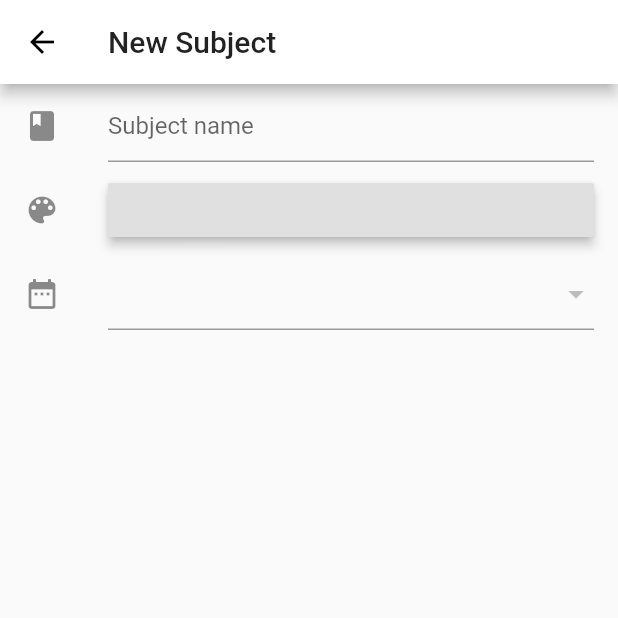
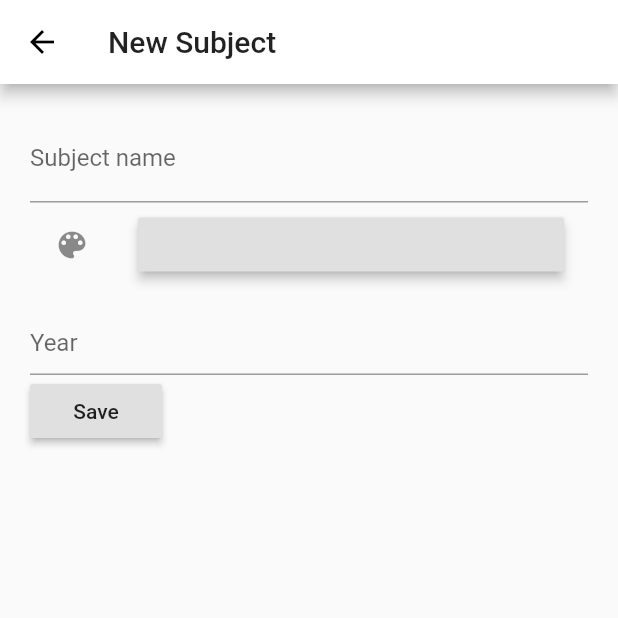
Before and after one commit to fico45/studo, a Flutter app: the ClassView screen opened directly, after a tap on the "add" icon, on a phone screen of 412 x 824 dp, the top half of it. Run offline on Flutter 3.47's test engine with Material 2 defaults, Android fonts, the phone set to English and light mode, and no system bars; our stand-ins replace flutter_colorpicker, sqflite; accounts and stored records are empty.

Commit message:
Form tweaking
NewTeacher form should (hopefully) work now, and user can navigate to the NewTeacher page.
Small bugfix in dbhelper (removed an unwanted error when trying to create a new database, in case none was created).

```diff
--- a/lib/model/teacherModel.dart
+++ b/lib/model/teacherModel.dart
@@ -2,12 +2,14 @@ class Teacher {
   int _id;
   String _name;
 
-  Teacher(this._name);
+  Teacher();
+
+
 
   int get id => _id;
   String get name => _name;
 
-  set type(String newName) {
+  set name(String newName) {
     _name = newName;
   }
 
--- a/lib/util/dbhelper.dart
+++ b/lib/util/dbhelper.dart
@@ -37,6 +37,7 @@ class DbHelper {
   }
 
   void _createDb(Database db, int newVersion) async {
+
     await db.execute(
         "CREATE TABLE Year(id INTEGER PRIMARY KEY, startDate DATETIME, endDate DATETIME)");
     await db.execute(
@@ -45,7 +46,7 @@ class DbHelper {
         "CREATE TABLE Subject (id INTEGER PRIMARY KEY, name TEXT, color TEXT, academicYearID INTEGER)");
     await db.execute("CREATE TABLE Teacher(id INTEGER PRIMARY KEY, name TEXT)");
     await db.execute(
-        "CREATE TABLE Class (id INTEGER PRIMARY KEY, subjectID INTEGER REFERENCES Subject(id), type TEXT, room TEXT, startTime TEXT, endTime TEXT, teacherID INTEGER REFERENCES Teacher(id)");
+        "CREATE TABLE Class (id INTEGER PRIMARY KEY, subjectID INTEGER REFERENCES Subject(id), type TEXT, room TEXT, startTime TEXT, endTime TEXT, teacherID INTEGER REFERENCES Teacher(id))");
     await db.execute(
         "CREATE TABLE Exam(SubjectID INTEGER PRIMARY KEY REFERENCES Subject(id), examTime DATETIME, location TEXT, duration INTEGER, description TEXT)");
     await db.execute(
@@ -176,6 +177,7 @@ class DbHelper {
   }
 
   Future<int> updateSubject(Subject subject) async {
+
     Database db = await this.db;
     var result = await db.update('Subject', subject.toMap(),
         where: "id = ?", whereArgs: [subject.id]);
--- a/lib/view/forms/newClass.dart
+++ b/lib/view/forms/newClass.dart
@@ -1,14 +1,14 @@
 import 'package:flutter/material.dart';
 
-class NewExam extends StatefulWidget {
+class NewClass extends StatefulWidget {
   @override
   State<StatefulWidget> createState() {
     // TODO: implement createState
-    return NewExamState();
+    return NewClassState();
   }
 }
 
-class NewExamState extends State{
+class NewClassState extends State{
   @override
   Widget build(BuildContext context) {
 
--- a/lib/view/forms/newSubject.dart
+++ b/lib/view/forms/newSubject.dart
@@ -1,17 +1,24 @@
 import 'package:flutter/material.dart';
 import 'package:flutter_colorpicker/block_picker.dart';
+import 'package:studo/model/subjectModel.dart';
+import 'package:studo/util/dbhelper.dart';
+
+DbHelper helper = DbHelper();
 
 class NewSubject extends StatefulWidget {
+  Subject subject;
+
   @override
   State<StatefulWidget> createState() {
-    // TODO: implement createState
-    return NewSubjectState();
+    return NewSubjectState(subject);
   }
 }
 
 class NewSubjectState extends State {
+  Subject subject;
+  NewSubjectState(this.subject);
   final subjectController = TextEditingController();
-
+  final _subjectFormKey = GlobalKey<NewSubjectState>();
   //colorpicker
 
   Color pickerColor = Color(0xff443a49);
@@ -40,13 +47,16 @@ class NewSubjectState extends State {
         appBar: new AppBar(
           title: new Text('New Subject'),
         ),
-        body: new Column(
+        body: new Container(
+          padding: new EdgeInsets.all(20.0),
+          child: new Form(
+            key: this._subjectFormKey,
+            child: Column(
+              crossAxisAlignment: CrossAxisAlignment.start,
               children: <Widget>[
-            new ListTile(
-              leading: const Icon(Icons.class_),
-              title: new TextField(
-                decoration: new InputDecoration(hintText: "Subject name"),
-              ),
+                new TextFormField(
+                  decoration: new InputDecoration(
+                      hintText: 'Subject name', labelText: 'Subject name'),
                 ),
                 new ListTile(
                     leading: const Icon(Icons.color_lens),
@@ -74,8 +84,8 @@ class NewSubjectState extends State {
                                           FlatButton(
                                             child: const Text('Close'),
                                             onPressed: () {
-                                          setState(
-                                              () => currentColor = pickerColor);
+                                              setState(() =>
+                                                  currentColor = pickerColor);
                                               Navigator.of(context).pop();
                                             },
                                           ),
@@ -83,20 +93,37 @@ class NewSubjectState extends State {
                                       )),
                                 );
                               },
-                          transitionDuration: Duration(milliseconds: 200),
+                              transitionDuration: Duration(milliseconds: 400),
                               barrierDismissible: true,
                               barrierLabel: '',
                               context: context,
-                          pageBuilder: (context, animation1, animation2) {});
+                              pageBuilder:
+                                  (context, animation1, animation2) {});
                         })
                     //all the way to here (color picker)
                     ),
-            new ListTile(
-                leading: const Icon(Icons.date_range),
-                title: new DropdownButtonFormField(
-                  items: [],
-                ))
+                new TextFormField(
+                  decoration: new InputDecoration(
+                      labelText: 'Year',
+                      alignLabelWithHint: true,
+                      hintText: 'Year'),
+                ),
+                new RaisedButton(
+                  child: Text('Save'),
+                  onPressed: () {
+                    save();
+                  },
+                )
               ],
+            ),
+          ),
         ));
   }
+
+  void save() {
+
+      helper.insertSubject(subject);
+
+    Navigator.pop(context, true);
   }
+}
```
Also changed, not shown: lib/view/forms/newTeacher.dart (+73 -1 lines), lib/view/teacherView.dart (+11 -2 lines). Lines whose indentation alone changed are shown as unchanged.
